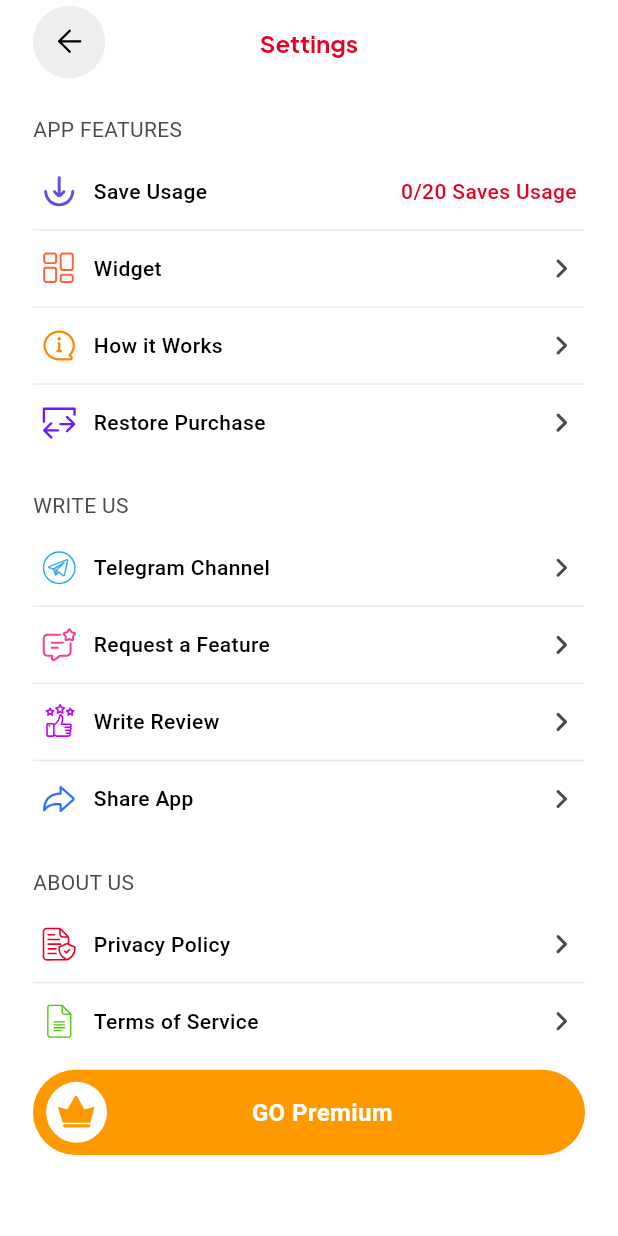
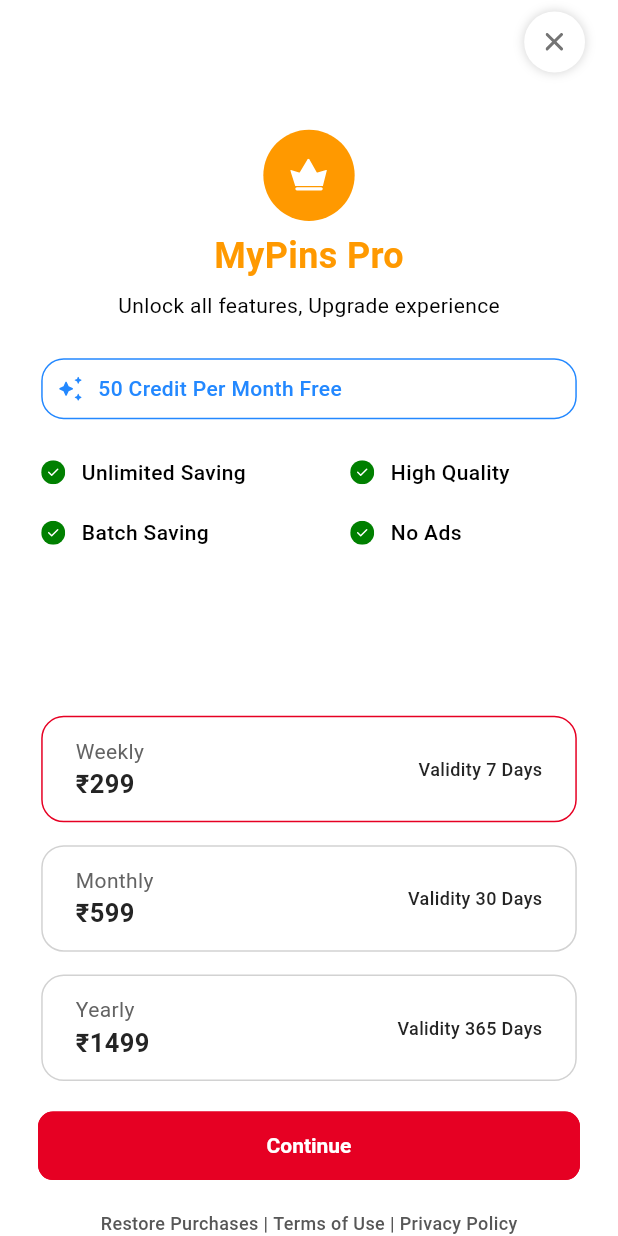
Before and after one commit to s0urav-hald3r/mypins, a Flutter app: the SettingsView screen opened directly, after a tap on "GO Premium", on a phone screen of 412 x 824 dp. Run offline on Flutter 3.47's test engine with Material 3 defaults, Android fonts, the phone set to English and light mode, and no system bars; our stand-ins replace dio, flutter_native_splash, flutter_svg, get, get_storage, page_transition; missing offline and left inert: fadingpageview, purchases_flutter; accounts and stored records are empty.

Commit message:
premium page UI complete

```diff
--- a/lib/components/onboarding/page_one.dart
+++ b/lib/components/onboarding/page_one.dart
@@ -1,6 +1,5 @@
 import 'package:flutter/gestures.dart';
 import 'package:flutter/material.dart';
-import 'package:google_fonts/google_fonts.dart';
 import 'package:mypins/config/colors.dart';
 import 'package:mypins/config/constants.dart';
 import 'package:mypins/config/images.dart';
@@ -19,10 +18,10 @@
         child: Column(children: [
           Row(crossAxisAlignment: CrossAxisAlignment.start, children: [
             RichText(
-              text: TextSpan(children: [
+              text: const TextSpan(children: [
                 TextSpan(
                   text: 'Welcome\nto ',
-                  style: GoogleFonts.plusJakartaSans(
+                  style: TextStyle(
                     fontSize: 34,
                     fontWeight: FontWeight.w400,
                     color: blackColor,
@@ -30,7 +29,7 @@
                 ),
                 TextSpan(
                   text: 'MyPins.',
-                  style: GoogleFonts.plusJakartaSans(
+                  style: TextStyle(
                     fontSize: 34,
                     fontWeight: FontWeight.bold,
                     color: primaryColor,
@@ -46,9 +45,9 @@
           RichText(
             textAlign: TextAlign.center,
             text: TextSpan(children: [
-              TextSpan(
+              const TextSpan(
                 text: 'By tapping “Continue” you agree to MyPins\n',
-                style: GoogleFonts.plusJakartaSans(
+                style: TextStyle(
                   fontSize: 12,
                   fontWeight: FontWeight.w400,
                   color: blackColor,
@@ -56,7 +55,7 @@
               ),
               TextSpan(
                 text: 'Terms of Service',
-                style: GoogleFonts.plusJakartaSans(
+                style: const TextStyle(
                   fontSize: 12,
                   fontWeight: FontWeight.w400,
                   color: primaryColor,
@@ -67,9 +66,9 @@
                     UtilityFunctions.openUrl(termsOfUseUrl);
                   },
               ),
-              TextSpan(
+              const TextSpan(
                 text: ' and ',
-                style: GoogleFonts.plusJakartaSans(
+                style: TextStyle(
                   fontSize: 12,
                   fontWeight: FontWeight.w400,
                   color: blackColor,
@@ -77,7 +76,7 @@
               ),
               TextSpan(
                 text: 'Privacy Policy',
-                style: GoogleFonts.plusJakartaSans(
+                style: const TextStyle(
                   fontSize: 12,
                   fontWeight: FontWeight.w400,
                   color: primaryColor,
--- a/lib/components/onboarding/page_three.dart
+++ b/lib/components/onboarding/page_three.dart
@@ -1,5 +1,4 @@
 import 'package:flutter/material.dart';
-import 'package:google_fonts/google_fonts.dart';
 import 'package:mypins/config/colors.dart';
 import 'package:mypins/config/images.dart';
 import 'package:mypins/utils/extension.dart';
@@ -21,10 +20,10 @@
             bottom: 95.h,
             child: RichText(
               textAlign: TextAlign.left,
-              text: TextSpan(children: [
+              text: const TextSpan(children: [
                 TextSpan(
                   text: 'Save Your\n',
-                  style: GoogleFonts.plusJakartaSans(
+                  style: TextStyle(
                     fontSize: 34,
                     fontWeight: FontWeight.w400,
                     color: blackColor,
@@ -32,7 +31,7 @@
                 ),
                 TextSpan(
                   text: 'Videos',
-                  style: GoogleFonts.plusJakartaSans(
+                  style: TextStyle(
                     fontSize: 34,
                     fontWeight: FontWeight.bold,
                     color: primaryColor,
@@ -40,7 +39,7 @@
                 ),
                 TextSpan(
                   text: ' and ',
-                  style: GoogleFonts.plusJakartaSans(
+                  style: TextStyle(
                     fontSize: 34,
                     fontWeight: FontWeight.w400,
                     color: blackColor,
@@ -48,7 +47,7 @@
                 ),
                 TextSpan(
                   text: 'Photos',
-                  style: GoogleFonts.plusJakartaSans(
+                  style: TextStyle(
                     fontSize: 34,
                     fontWeight: FontWeight.bold,
                     color: primaryColor,
--- a/lib/components/onboarding/page_two.dart
+++ b/lib/components/onboarding/page_two.dart
@@ -1,5 +1,4 @@
 import 'package:flutter/material.dart';
-import 'package:google_fonts/google_fonts.dart';
 import 'package:mypins/config/colors.dart';
 import 'package:mypins/config/images.dart';
 import 'package:mypins/utils/extension.dart';
@@ -21,10 +20,10 @@
             bottom: 95.h,
             child: RichText(
               textAlign: TextAlign.left,
-              text: TextSpan(children: [
+              text: const TextSpan(children: [
                 TextSpan(
                   text: 'Create',
-                  style: GoogleFonts.plusJakartaSans(
+                  style: TextStyle(
                     fontSize: 34,
                     fontWeight: FontWeight.w400,
                     color: blackColor,
@@ -32,7 +31,7 @@
                 ),
                 TextSpan(
                   text: ' Collections\n',
-                  style: GoogleFonts.plusJakartaSans(
+                  style: TextStyle(
                     fontSize: 34,
                     fontWeight: FontWeight.bold,
                     color: primaryColor,
@@ -40,7 +39,7 @@
                 ),
                 TextSpan(
                   text: 'and',
-                  style: GoogleFonts.plusJakartaSans(
+                  style: TextStyle(
                     fontSize: 34,
                     fontWeight: FontWeight.w400,
                     color: blackColor,
@@ -48,7 +47,7 @@
                 ),
                 TextSpan(
                   text: ' Organize',
-                  style: GoogleFonts.plusJakartaSans(
+                  style: TextStyle(
                     fontSize: 34,
                     fontWeight: FontWeight.bold,
                     color: primaryColor,
--- /dev/null
+++ b/lib/components/premium/plan_container.dart
@@ -0,0 +1,130 @@
+import 'package:flutter/material.dart';
+import 'package:get/get.dart';
+import 'package:mypins/config/colors.dart';
+import 'package:mypins/controllers/home_controller.dart';
+import 'package:mypins/controllers/settings_controller.dart';
+import 'package:mypins/utils/extension.dart';
+
+class PlanContainer extends StatefulWidget {
+  const PlanContainer({super.key});
+
+  @override
+  State<PlanContainer> createState() => _PlanContainerState();
+}
+
+class _PlanContainerState extends State<PlanContainer> {
+  final controller = HomeController.instance;
+  final settingsController = SettingsController.instance;
+
+  @override
+  Widget build(BuildContext context) {
+    return Container(
+      margin: EdgeInsets.symmetric(horizontal: 25.w),
+      width: MediaQuery.of(context).size.width,
+      child: Obx(() {
+        return Column(children: [
+          _planItem(
+            Plan.WEEKLY,
+            controller.selectedPlan,
+          ),
+          SizedBox(height: 15.h),
+          _planItem(
+            Plan.MONTHLY,
+            controller.selectedPlan,
+          ),
+          SizedBox(height: 15.h),
+          _planItem(
+            Plan.YEARLY,
+            controller.selectedPlan,
+          ),
+        ]);
+      }),
+    );
+  }
+
+  String getPlan(Plan value) {
+    switch (value) {
+      case Plan.WEEKLY:
+        return 'Weekly';
+      case Plan.MONTHLY:
+        return 'Monthly';
+      case Plan.YEARLY:
+        return 'Yearly';
+    }
+  }
+
+  int getPrice(Plan value) {
+    switch (value) {
+      case Plan.WEEKLY:
+        return 299;
+      case Plan.MONTHLY:
+        return 599;
+      case Plan.YEARLY:
+        return 1499;
+    }
+  }
+
+  int getTenure(Plan value) {
+    switch (value) {
+      case Plan.WEEKLY:
+        return 7;
+      case Plan.MONTHLY:
+        return 30;
+      case Plan.YEARLY:
+        return 365;
+    }
+  }
+
+  Widget _planItem(Plan cValue, Plan gValue) {
+    return InkWell(
+      onTap: () {
+        HomeController.instance.selectedPlan = cValue;
+      },
+      child: Container(
+        height: 70.h,
+        width: double.infinity,
+        padding: EdgeInsets.symmetric(horizontal: 20.w),
+        decoration: BoxDecoration(
+          borderRadius: BorderRadius.circular(15),
+          border: Border.all(
+            color: cValue == gValue
+                ? primaryColor
+                : offWhiteColor.withOpacity(.25),
+          ),
+        ),
+        child:
+            Row(mainAxisAlignment: MainAxisAlignment.spaceBetween, children: [
+          Column(
+              crossAxisAlignment: CrossAxisAlignment.start,
+              mainAxisAlignment: MainAxisAlignment.center,
+              children: [
+                Text(
+                  getPlan(cValue),
+                  style: const TextStyle(
+                    fontWeight: FontWeight.w400,
+                    fontSize: 14,
+                    color: Color(0xFF636363),
+                  ),
+                ),
+                Text(
+                  '₹${getPrice(cValue)}',
+                  style: const TextStyle(
+                    fontWeight: FontWeight.bold,
+                    fontSize: 17,
+                    color: Color(0xFF242424),
+                  ),
+                ),
+              ]),
+          Text(
+            'Validity ${getTenure(cValue)} Days',
+            style: const TextStyle(
+              fontWeight: FontWeight.w500,
+              fontSize: 12,
+              color: Color(0xFF242424),
+            ),
+          ),
+        ]),
+      ),
+    );
+  }
+}
--- /dev/null
+++ b/lib/components/premium/premium_links.dart
@@ -0,0 +1,69 @@
+import 'package:flutter/material.dart';
+import 'package:mypins/config/constants.dart';
+import 'package:mypins/controllers/settings_controller.dart';
+import 'package:mypins/utils/utility_functions.dart';
+
+class PremiumLinks extends StatelessWidget {
+  const PremiumLinks({super.key});
+
+  @override
+  Widget build(BuildContext context) {
+    return Row(mainAxisAlignment: MainAxisAlignment.center, children: [
+      InkWell(
+        onTap: () {
+          SettingsController.instance.restorePurchases();
+        },
+        child: const Text(
+          'Restore Purchases',
+          style: TextStyle(
+            fontWeight: FontWeight.w500,
+            fontSize: 12,
+            color: Color(0xFF575757),
+          ),
+        ),
+      ),
+      const Text(
+        ' | ',
+        style: TextStyle(
+          fontWeight: FontWeight.w500,
+          fontSize: 12,
+          color: Color(0xFF575757),
+        ),
+      ),
+      InkWell(
+        onTap: () {
+          UtilityFunctions.openUrl(termsOfUseUrl);
+        },
+        child: const Text(
+          'Terms of Use',
+          style: TextStyle(
+            fontWeight: FontWeight.w500,
+            fontSize: 12,
+            color: Color(0xFF575757),
+          ),
+        ),
+      ),
+      const Text(
+        ' | ',
+        style: TextStyle(
+          fontWeight: FontWeight.w500,
+          fontSize: 12,
+          color: Color(0xFF575757),
+        ),
+      ),
+      InkWell(
+        onTap: () {
+          UtilityFunctions.openUrl(privacyPolicyUrl);
+        },
+        child: const Text(
+          'Privacy Policy',
+          style: TextStyle(
+            fontWeight: FontWeight.w500,
+            fontSize: 12,
+            color: Color(0xFF575757),
+          ),
+        ),
+      ),
+    ]);
+  }
+}
--- a/lib/components/settings/usage_box.dart
+++ b/lib/components/settings/usage_box.dart
@@ -4,6 +4,7 @@
 import 'package:mypins/config/icons.dart';
 import 'package:mypins/services/navigator_key.dart';
 import 'package:mypins/utils/extension.dart';
+import 'package:mypins/views/premium_view.dart';
 
 class UsageBox extends StatelessWidget {
   const UsageBox({super.key});
@@ -34,7 +35,7 @@
                   color: whiteColor,
                   boxShadow: [
                     BoxShadow(
-                      color: offWhiteColor.withOpacity(.5),
+                      color: offWhiteColor.withOpacity(.25),
                       blurRadius: 5,
                     )
                   ]),
@@ -87,7 +88,9 @@
           height: 52.h,
           child: ElevatedButton(
             child: const Text('Get Unlimited Now'),
-            onPressed: () {},
+            onPressed: () {
+              NavigatorKey.push(const PremiumView());
+            },
           ),
         ),
       ]),
@@ -104,7 +107,7 @@
     return SizedBox(
       width: MediaQuery.of(context).size.width / 2,
       child: Row(children: [
-        SizedBox(width: 20.w),
+        SizedBox(width: 25.w),
         SvgPicture.asset(checkIcon),
         SizedBox(width: 10.w),
         Text(
--- a/lib/config/colors.dart
+++ b/lib/config/colors.dart
@@ -1,6 +1,7 @@
 import 'package:flutter/material.dart';
 
 const Color primaryColor = Color(0xFFE60023);
+const Color secondaryColor = Color(0xFFFF9900);
 const Color blackColor = Color(0xFF000000);
 const Color whiteColor = Color(0xFFFFFFFF);
 const Color offWhiteColor = Color(0xFF4B4B4B);
--- a/lib/config/icons.dart
+++ b/lib/config/icons.dart
@@ -18,3 +18,4 @@
 const premiumIcon = 'assets/icons/premium.svg';
 const checkIcon = 'assets/icons/check.svg';
 const crossIcon = 'assets/icons/cross.svg';
+const rewardIcon = 'assets/icons/reward.svg';
--- a/lib/main.dart
+++ b/lib/main.dart
@@ -8,7 +8,6 @@
 import 'package:flutter_native_splash/flutter_native_splash.dart';
 import 'package:get/get.dart';
 import 'package:get_storage/get_storage.dart';
-import 'package:google_fonts/google_fonts.dart';
 import 'package:mypins/controllers/home_controller.dart';
 import 'package:mypins/controllers/settings_controller.dart';
 import 'package:mypins/services/local_storage.dart';
@@ -82,17 +81,17 @@
         splashColor: Colors.transparent,
         hoverColor: Colors.transparent,
         highlightColor: Colors.transparent,
-        appBarTheme: AppBarTheme(
+        appBarTheme: const AppBarTheme(
           backgroundColor: whiteColor,
           centerTitle: true,
-          titleTextStyle: GoogleFonts.plusJakartaSans(
+          titleTextStyle: TextStyle(
             color: primaryColor,
             fontSize: 16,
             fontWeight: FontWeight.bold,
           ),
           shadowColor: Colors.transparent,
           surfaceTintColor: Colors.transparent,
-          actionsIconTheme: const IconThemeData(color: primaryColor),
+          actionsIconTheme: IconThemeData(color: primaryColor),
         ),
         elevatedButtonTheme: ElevatedButtonThemeData(
           style: ElevatedButton.styleFrom(
@@ -103,7 +102,7 @@
             shape: RoundedRectangleBorder(
               borderRadius: BorderRadius.circular(10),
             ),
-            textStyle: GoogleFonts.plusJakartaSans(
+            textStyle: const TextStyle(
               fontSize: 14,
               fontWeight: FontWeight.bold,
             ),
--- /dev/null
+++ b/lib/views/premium_view.dart
@@ -0,0 +1,127 @@
+import 'package:flutter/material.dart';
+import 'package:flutter_svg/flutter_svg.dart';
+import 'package:mypins/components/premium/plan_container.dart';
+import 'package:mypins/components/premium/premium_links.dart';
+import 'package:mypins/components/settings/usage_box.dart';
+import 'package:mypins/config/colors.dart';
+import 'package:mypins/config/icons.dart';
+import 'package:mypins/services/navigator_key.dart';
+import 'package:mypins/utils/extension.dart';
+
+class PremiumView extends StatelessWidget {
+  const PremiumView({super.key});
+
+  @override
+  Widget build(BuildContext context) {
+    return Scaffold(
+      appBar: AppBar(automaticallyImplyLeading: false, actions: [
+        InkWell(
+          onTap: () {
+            NavigatorKey.pop();
+          },
+          child: Container(
+            width: 40.h,
+            height: 40.h,
+            margin: EdgeInsets.only(right: 20.w),
+            decoration: BoxDecoration(
+                shape: BoxShape.circle,
+                color: whiteColor,
+                boxShadow: [
+                  BoxShadow(
+                    color: offWhiteColor.withOpacity(.25),
+                    blurRadius: 5,
+                  )
+                ]),
+            child: Center(
+              child: SvgPicture.asset(crossIcon),
+            ),
+          ),
+        )
+      ]),
+      body: SizedBox(
+        width: MediaQuery.of(context).size.width,
+        height: MediaQuery.of(context).size.height,
+        child: Column(children: [
+          SizedBox(height: 30.h),
+          Container(
+            width: 60.h,
+            height: 60.h,
+            decoration: const BoxDecoration(
+              shape: BoxShape.circle,
+              color: secondaryColor,
+            ),
+            child: Center(
+              child: SvgPicture.asset(premiumIcon, color: whiteColor),
+            ),
+          ),
+          SizedBox(height: 6.h),
+          const Text(
+            'MyPins Pro',
+            style: TextStyle(
+              fontSize: 24,
+              fontWeight: FontWeight.bold,
+              color: secondaryColor,
+            ),
+          ),
+          SizedBox(height: 6.h),
+          const Text(
+            'Unlock all features, Upgrade experience',
+            style: TextStyle(
+              fontSize: 14,
+              fontWeight: FontWeight.w400,
+              color: blackColor,
+            ),
+          ),
+          Container(
+            width: MediaQuery.of(context).size.width,
+            height: 40.h,
+            margin: EdgeInsets.symmetric(horizontal: 25.w, vertical: 25.h),
+            decoration: BoxDecoration(
+              border: Border.all(color: const Color(0xFF2388FF)),
+              borderRadius: BorderRadius.circular(15),
+            ),
+            child: Row(children: [
+              SizedBox(width: 10.w),
+              SvgPicture.asset(rewardIcon),
+              SizedBox(width: 10.w),
+              const Text(
+                '50 Credit Per Month Free',
+                style: TextStyle(
+                  fontSize: 14,
+                  fontWeight: FontWeight.w500,
+                  color: Color(0xFF2388FF),
+                ),
+              ),
+            ]),
+          ),
+          const Row(children: [
+            PointCard(point: 'Unlimited Saving'),
+            PointCard(point: 'High Quality'),
+          ]),
+          SizedBox(height: 20.h),
+          const Row(children: [
+            PointCard(point: 'Batch Saving'),
+            PointCard(point: 'No Ads'),
+          ]),
+          const Spacer(),
+          const PlanContainer(),
+          Container(
+            width: MediaQuery.of(context).size.width,
+            height: 45.h,
+            margin: EdgeInsets.symmetric(horizontal: 25.h, vertical: 20.h),
+            decoration: BoxDecoration(
+              color: primaryColor,
+              borderRadius: BorderRadius.circular(10),
+            ),
+            child: ElevatedButton(
+              onPressed: () {},
+              child: const Text('Continue'),
+            ),
+          ),
+          const PremiumLinks(),
+          SizedBox(height: MediaQuery.of(context).padding.bottom)
+        ]),
+      ),
+    );
+  }
+}
--- a/lib/views/settings_view.dart
+++ b/lib/views/settings_view.dart
@@ -5,6 +5,7 @@
 import 'package:mypins/config/icons.dart';
 import 'package:mypins/services/navigator_key.dart';
 import 'package:mypins/utils/extension.dart';
+import 'package:mypins/views/premium_view.dart';
 
 class SettingsView extends StatelessWidget {
   const SettingsView({super.key});
@@ -119,13 +120,15 @@
         MenuItem(icon: termsIcon, title: 'Terms of Service', callBack: () {}),
         SizedBox(height: 7.h),
         InkWell(
-          onTap: () {},
+          onTap: () {
+            NavigatorKey.push(const PremiumView());
+          },
           child: Container(
             height: 56.h,
             width: MediaQuery.of(context).size.width,
             decoration: BoxDecoration(
               borderRadius: BorderRadius.circular(32),
-              color: const Color(0xFFFF9900),
+              color: secondaryColor,
             ),
             child: Row(
                 mainAxisAlignment: MainAxisAlignment.spaceBetween,
--- a/pubspec.yaml
+++ b/pubspec.yaml
@@ -46,7 +46,6 @@
   page_transition: ^2.1.0
   flutter_svg: ^2.0.16
   fadingpageview: ^1.0.0
-  google_fonts: ^6.2.1
 
 dev_dependencies:
   flutter_test:
```
Also changed, not shown: assets/icons/reward.svg (added), pubspec.lock.
